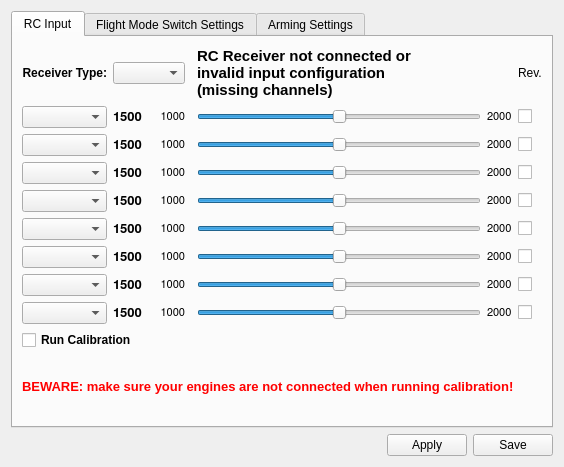
Before: the Qt Designer form ground/openpilotgcs/src/plugins/config/input.ui in openpilot/OpenPilot, drawn with Qt 5.
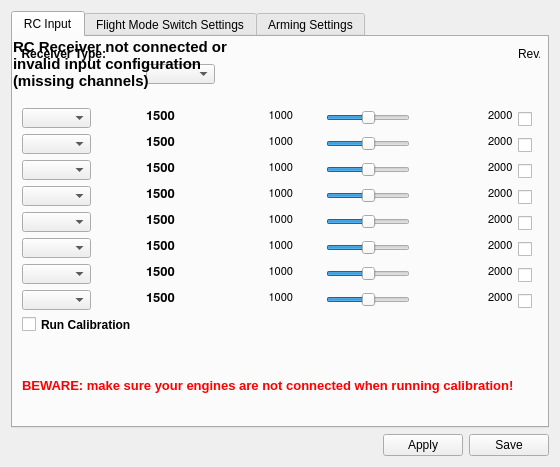
After: the same form once the commit is applied. Icons and pictures are not drawn.

Commit message: OP-537 Fixes according to Osnwt suggestions

The edit to the form file:
```diff
--- a/ground/openpilotgcs/src/plugins/config/input.ui
+++ b/ground/openpilotgcs/src/plugins/config/input.ui
@@ -6,7 +6,7 @@
    <rect>
     <x>0</x>
     <y>0</y>
-    <width>557</width>
+    <width>560</width>
     <height>467</height>
    </rect>
   </property>
@@ -23,9 +23,15 @@
       <attribute name="title">
        <string>RC Input</string>
       </attribute>
-      <layout class="QGridLayout" name="gridLayout">
-       <item row="2" column="0">
         <widget class="QComboBox" name="ch1Assign">
+       <property name="geometry">
+        <rect>
+         <x>9</x>
+         <y>97</y>
+         <width>69</width>
+         <height>20</height>
+        </rect>
+       </property>
          <property name="font">
           <font>
            <family>MS Shell Dlg 2</family>
@@ -33,9 +39,15 @@
           </font>
          </property>
         </widget>
-       </item>
-       <item row="2" column="1">
         <widget class="QLabel" name="ch1Cur">
+       <property name="geometry">
+        <rect>
+         <x>133</x>
+         <y>97</y>
+         <width>32</width>
+         <height>16</height>
+        </rect>
+       </property>
          <property name="font">
           <font>
            <family>FreeSans</family>
@@ -55,9 +67,15 @@
           <string>1500</string>
          </property>
         </widget>
-       </item>
-       <item row="2" column="2">
         <widget class="QLabel" name="ch1Min">
+       <property name="geometry">
+        <rect>
+         <x>256</x>
+         <y>97</y>
+         <width>24</width>
+         <height>16</height>
+        </rect>
+       </property>
          <property name="font">
           <font>
            <family>FreeSans</family>
@@ -79,9 +97,15 @@
           <set>Qt::AlignRight|Qt::AlignTrailing|Qt::AlignVCenter</set>
          </property>
         </widget>
-       </item>
-       <item row="2" column="4" colspan="3">
         <widget class="QSlider" name="inSlider1">
+       <property name="geometry">
+        <rect>
+         <x>313</x>
+         <y>97</y>
+         <width>84</width>
+         <height>19</height>
+        </rect>
+       </property>
          <property name="mouseTracking">
           <bool>true</bool>
          </property>
@@ -98,9 +122,15 @@
           <enum>Qt::Horizontal</enum>
          </property>
         </widget>
-       </item>
-       <item row="2" column="7">
         <widget class="QLabel" name="ch1Max">
+       <property name="geometry">
+        <rect>
+         <x>475</x>
+         <y>97</y>
+         <width>24</width>
+         <height>16</height>
+        </rect>
+       </property>
          <property name="font">
           <font>
            <family>FreeSans</family>
@@ -119,9 +149,15 @@
           <string>2000</string>
          </property>
         </widget>
-       </item>
-       <item row="2" column="8">
         <widget class="QCheckBox" name="ch1Rev">
+       <property name="geometry">
+        <rect>
+         <x>505</x>
+         <y>100</y>
+         <width>16</width>
+         <height>16</height>
+        </rect>
+       </property>
          <property name="toolTip">
           <string>Check this to reverse the channel.
 (Useful for transmitters without channel
@@ -131,9 +167,15 @@
           <string/>
          </property>
         </widget>
-       </item>
-       <item row="3" column="0">
         <widget class="QComboBox" name="ch2Assign">
+       <property name="geometry">
+        <rect>
+         <x>9</x>
+         <y>123</y>
+         <width>69</width>
+         <height>20</height>
+        </rect>
+       </property>
          <property name="font">
           <font>
            <family>MS Shell Dlg 2</family>
@@ -141,9 +183,15 @@
           </font>
          </property>
         </widget>
-       </item>
-       <item row="3" column="1">
         <widget class="QLabel" name="ch2Cur">
+       <property name="geometry">
+        <rect>
+         <x>133</x>
+         <y>123</y>
+         <width>32</width>
+         <height>16</height>
+        </rect>
+       </property>
          <property name="font">
           <font>
            <family>FreeSans</family>
@@ -163,9 +211,15 @@
           <string>1500</string>
          </property>
         </widget>
-       </item>
-       <item row="3" column="2">
         <widget class="QLabel" name="ch2Min">
+       <property name="geometry">
+        <rect>
+         <x>256</x>
+         <y>123</y>
+         <width>24</width>
+         <height>16</height>
+        </rect>
+       </property>
          <property name="font">
           <font>
            <family>FreeSans</family>
@@ -187,9 +241,15 @@
           <set>Qt::AlignRight|Qt::AlignTrailing|Qt::AlignVCenter</set>
          </property>
         </widget>
-       </item>
-       <item row="3" column="4" colspan="3">
         <widget class="QSlider" name="inSlider2">
+       <property name="geometry">
+        <rect>
+         <x>313</x>
+         <y>123</y>
+         <width>84</width>
+         <height>19</height>
+        </rect>
+       </property>
          <property name="mouseTracking">
           <bool>true</bool>
          </property>
@@ -206,9 +266,15 @@
           <enum>Qt::Horizontal</enum>
          </property>
         </widget>
-       </item>
-       <item row="3" column="7">
         <widget class="QLabel" name="ch2Max">
+       <property name="geometry">
+        <rect>
+         <x>475</x>
+         <y>123</y>
+         <width>24</width>
+         <height>16</height>
+        </rect>
+       </property>
          <property name="font">
           <font>
            <family>FreeSans</family>
@@ -227,9 +293,15 @@
           <string>2000</string>
          </property>
         </widget>
-       </item>
-       <item row="3" column="8">
         <widget class="QCheckBox" name="ch2Rev">
+       <property name="geometry">
+        <rect>
+         <x>505</x>
+         <y>126</y>
+         <width>16</width>
+         <height>16</height>
+        </rect>
+       </property>
          <property name="toolTip">
           <string>Check this to reverse the channel.
 (Useful for transmitters without channel
@@ -239,9 +311,15 @@
           <string/>
          </property>
         </widget>
-       </item>
-       <item row="4" column="0">
         <widget class="QComboBox" name="ch3Assign">
+       <property name="geometry">
+        <rect>
+         <x>9</x>
+         <y>149</y>
+         <width>69</width>
+         <height>20</height>
+        </rect>
+       </property>
          <property name="font">
           <font>
            <family>MS Shell Dlg 2</family>
@@ -249,9 +327,15 @@
           </font>
          </property>
         </widget>
-       </item>
-       <item row="4" column="1">
         <widget class="QLabel" name="ch3Cur">
+       <property name="geometry">
+        <rect>
+         <x>133</x>
+         <y>149</y>
+         <width>32</width>
+         <height>16</height>
+        </rect>
+       </property>
          <property name="font">
           <font>
            <family>FreeSans</family>
@@ -271,9 +355,15 @@
           <string>1500</string>
          </property>
         </widget>
-       </item>
-       <item row="4" column="2">
         <widget class="QLabel" name="ch3Min">
+       <property name="geometry">
+        <rect>
+         <x>256</x>
+         <y>149</y>
+         <width>24</width>
+         <height>16</height>
+        </rect>
+       </property>
          <property name="font">
           <font>
            <family>FreeSans</family>
@@ -295,9 +385,15 @@
           <set>Qt::AlignRight|Qt::AlignTrailing|Qt::AlignVCenter</set>
          </property>
         </widget>
-       </item>
-       <item row="4" column="4" colspan="3">
         <widget class="QSlider" name="inSlider3">
+       <property name="geometry">
+        <rect>
+         <x>313</x>
+         <y>149</y>
+         <width>84</width>
+         <height>19</height>
+        </rect>
+       </property>
          <property name="mouseTracking">
           <bool>true</bool>
          </property>
@@ -314,9 +410,15 @@
           <enum>Qt::Horizontal</enum>
          </property>
         </widget>
-       </item>
-       <item row="4" column="7">
         <widget class="QLabel" name="ch3Max">
+       <property name="geometry">
+        <rect>
+         <x>475</x>
+         <y>149</y>
+         <width>24</width>
+         <height>16</height>
+        </rect>
+       </property>
          <property name="font">
           <font>
            <family>FreeSans</family>
@@ -335,9 +437,15 @@
           <string>2000</string>
          </property>
         </widget>
-       </item>
-       <item row="4" column="8">
         <widget class="QCheckBox" name="ch3Rev">
+       <property name="geometry">
+        <rect>
+         <x>505</x>
+         <y>152</y>
+         <width>16</width>
+         <height>16</height>
+        </rect>
+       </property>
          <property name="toolTip">
           <string>Check this to reverse the channel.
 (Useful for transmitters without channel
@@ -347,9 +455,15 @@
           <string/>
          </property>
         </widget>
-       </item>
-       <item row="5" column="0">
         <widget class="QComboBox" name="ch4Assign">
+       <property name="geometry">
+        <rect>
+         <x>9</x>
+         <y>175</y>
+         <width>69</width>
+         <height>20</height>
+        </rect>
+       </property>
          <property name="font">
           <font>
            <family>MS Shell Dlg 2</family>
@@ -357,9 +471,15 @@
           </font>
          </property>
         </widget>
-       </item>
-       <item row="5" column="1">
         <widget class="QLabel" name="ch4Cur">
+       <property name="geometry">
+        <rect>
+         <x>133</x>
+         <y>175</y>
+         <width>32</width>
+         <height>16</height>
+        </rect>
+       </property>
          <property name="font">
           <font>
            <family>FreeSans</family>
@@ -379,9 +499,15 @@
           <string>1500</string>
          </property>
         </widget>
-       </item>
-       <item row="5" column="2">
         <widget class="QLabel" name="ch4Min">
+       <property name="geometry">
+        <rect>
+         <x>256</x>
+         <y>175</y>
+         <width>24</width>
+         <height>16</height>
+        </rect>
+       </property>
          <property name="font">
           <font>
            <family>FreeSans</family>
@@ -403,9 +529,15 @@
           <set>Qt::AlignRight|Qt::AlignTrailing|Qt::AlignVCenter</set>
          </property>
         </widget>
-       </item>
-       <item row="5" column="4" colspan="3">
         <widget class="QSlider" name="inSlider4">
+       <property name="geometry">
+        <rect>
+         <x>313</x>
+         <y>175</y>
+         <width>84</width>
+         <height>19</height>
+        </rect>
+       </property>
          <property name="mouseTracking">
           <bool>true</bool>
          </property>
@@ -422,9 +554,15 @@
           <enum>Qt::Horizontal</enum>
          </property>
         </widget>
-       </item>
-       <item row="5" column="7">
         <widget class="QLabel" name="ch4Max">
+       <property name="geometry">
+        <rect>
+         <x>475</x>
+         <y>175</y>
+         <width>24</width>
+         <height>16</height>
+        </rect>
+       </property>
          <property name="font">
           <font>
            <family>FreeSans</family>
@@ -443,9 +581,15 @@
           <string>2000</string>
          </property>
         </widget>
-       </item>
-       <item row="5" column="8">
         <widget class="QCheckBox" name="ch4Rev">
+       <property name="geometry">
+        <rect>
+         <x>505</x>
+         <y>178</y>
+         <width>16</width>
+         <height>16</height>
+        </rect>
+       </property>
          <property name="toolTip">
           <string>Check this to reverse the channel.
 (Useful for transmitters without channel
@@ -455,9 +599,15 @@
           <string/>
          </property>
         </widget>
-       </item>
-       <item row="6" column="0">
         <widget class="QComboBox" name="ch5Assign">
+       <property name="geometry">
+        <rect>
+         <x>9</x>
+         <y>201</y>
+         <width>69</width>
+         <height>20</height>
+        </rect>
+       </property>
          <property name="font">
           <font>
            <family>MS Shell Dlg 2</family>
@@ -465,9 +615,15 @@
           </font>
          </property>
         </widget>
-       </item>
-       <item row="6" column="1">
         <widget class="QLabel" name="ch5Cur">
+       <property name="geometry">
+        <rect>
+         <x>133</x>
+         <y>201</y>
+         <width>32</width>
+         <height>16</height>
+        </rect>
+       </property>
          <property name="font">
           <font>
            <family>FreeSans</family>
@@ -487,9 +643,15 @@
           <string>1500</string>
          </property>
         </widget>
-       </item>
-       <item row="6" column="2">
         <widget class="QLabel" name="ch5Min">
+       <property name="geometry">
+        <rect>
+         <x>256</x>
+         <y>201</y>
+         <width>24</width>
+         <height>16</height>
+        </rect>
+       </property>
          <property name="font">
           <font>
            <family>FreeSans</family>
@@ -511,9 +673,15 @@
           <set>Qt::AlignRight|Qt::AlignTrailing|Qt::AlignVCenter</set>
          </property>
         </widget>
-       </item>
-       <item row="6" column="4" colspan="3">
         <widget class="QSlider" name="inSlider5">
+       <property name="geometry">
+        <rect>
+         <x>313</x>
+         <y>201</y>
+         <width>84</width>
+         <height>19</height>
+        </rect>
+       </property>
          <property name="mouseTracking">
           <bool>true</bool>
          </property>
@@ -530,9 +698,15 @@
           <enum>Qt::Horizontal</enum>
          </property>
         </widget>
-       </item>
-       <item row="6" column="7">
         <widget class="QLabel" name="ch5Max">
+       <property name="geometry">
+        <rect>
+         <x>475</x>
+         <y>201</y>
+         <width>24</width>
+         <height>16</height>
+        </rect>
+       </property>
          <property name="font">
           <font>
            <family>FreeSans</family>
@@ -551,9 +725,15 @@
           <string>2000</string>
          </property>
         </widget>
-       </item>
-       <item row="6" column="8">
         <widget class="QCheckBox" name="ch5Rev">
+       <property name="geometry">
+        <rect>
+         <x>505</x>
+         <y>204</y>
+         <width>16</width>
+         <height>16</height>
+        </rect>
+       </property>
          <property name="toolTip">
           <string>Check this to reverse the channel.
 (Useful for transmitters without channel
@@ -563,9 +743,15 @@
           <string/>
          </property>
         </widget>
-       </item>
-       <item row="7" column="0">
         <widget class="QComboBox" name="ch6Assign">
+       <property name="geometry">
+        <rect>
+         <x>9</x>
+         <y>227</y>
+         <width>69</width>
+         <height>20</height>
+        </rect>
+       </property>
          <property name="font">
           <font>
            <family>MS Shell Dlg 2</family>
@@ -573,9 +759,15 @@
           </font>
          </property>
         </widget>
-       </item>
-       <item row="7" column="1">
         <widget class="QLabel" name="ch6Cur">
+       <property name="geometry">
+        <rect>
+         <x>133</x>
+         <y>227</y>
+         <width>32</width>
+         <height>16</height>
+        </rect>
+       </property>
          <property name="font">
           <font>
            <family>FreeSans</family>
@@ -595,9 +787,15 @@
           <string>1500</string>
          </property>
         </widget>
-       </item>
-       <item row="7" column="2">
         <widget class="QLabel" name="ch6Min">
+       <property name="geometry">
+        <rect>
+         <x>256</x>
+         <y>227</y>
+         <width>24</width>
+         <height>16</height>
+        </rect>
+       </property>
          <property name="font">
           <font>
            <family>FreeSans</family>
@@ -619,9 +817,15 @@
           <set>Qt::AlignRight|Qt::AlignTrailing|Qt::AlignVCenter</set>
          </property>
         </widget>
-       </item>
-       <item row="7" column="4" colspan="3">
         <widget class="QSlider" name="inSlider6">
+       <property name="geometry">
+        <rect>
+         <x>313</x>
+         <y>227</y>
+         <width>84</width>
+         <height>19</height>
+        </rect>
+       </property>
          <property name="mouseTracking">
           <bool>true</bool>
          </property>
@@ -638,9 +842,15 @@
           <enum>Qt::Horizontal</enum>
          </property>
         </widget>
-       </item>
-       <item row="7" column="7">
         <widget class="QLabel" name="ch6Max">
+       <property name="geometry">
+        <rect>
+         <x>475</x>
+         <y>227</y>
+         <width>24</width>
+         <height>16</height>
+        </rect>
+       </property>
          <property name="font">
           <font>
            <family>FreeSans</family>
@@ -659,9 +869,15 @@
           <string>2000</string>
          </property>
         </widget>
-       </item>
-       <item row="7" column="8">
         <widget class="QCheckBox" name="ch6Rev">
+       <property name="geometry">
+        <rect>
+         <x>505</x>
+         <y>230</y>
+         <width>16</width>
+         <height>16</height>
+        </rect>
+       </property>
          <property name="toolTip">
           <string>Check this to reverse the channel.
 (Useful for transmitters without channel
@@ -671,9 +887,15 @@
           <string/>
          </property>
         </widget>
-       </item>
-       <item row="8" column="0">
         <widget class="QComboBox" name="ch7Assign">
+       <property name="geometry">
+        <rect>
+         <x>9</x>
+         <y>253</y>
+         <width>69</width>
+         <height>20</height>
+        </rect>
+       </property>
          <property name="font">
           <font>
            <family>MS Shell Dlg 2</family>
@@ -681,9 +903,15 @@
           </font>
          </property>
         </widget>
-       </item>
-       <item row="8" column="1">
         <widget class="QLabel" name="ch7Cur">
+       <property name="geometry">
+        <rect>
+         <x>133</x>
+         <y>253</y>
+         <width>32</width>
+         <height>16</height>
+        </rect>
+       </property>
          <property name="font">
           <font>
            <family>FreeSans</family>
@@ -703,9 +931,15 @@
           <string>1500</string>
          </property>
         </widget>
-       </item>
-       <item row="8" column="2">
         <widget class="QLabel" name="ch7Min">
+       <property name="geometry">
+        <rect>
+         <x>256</x>
+         <y>253</y>
+         <width>24</width>
+         <height>16</height>
+        </rect>
+       </property>
          <property name="font">
           <font>
            <family>FreeSans</family>
@@ -727,9 +961,15 @@
           <set>Qt::AlignRight|Qt::AlignTrailing|Qt::AlignVCenter</set>
          </property>
         </widget>
-       </item>
-       <item row="8" column="4" colspan="3">
         <widget class="QSlider" name="inSlider7">
+       <property name="geometry">
+        <rect>
+         <x>313</x>
+         <y>253</y>
+         <width>84</width>
+         <height>19</height>
+        </rect>
+       </property>
          <property name="mouseTracking">
           <bool>true</bool>
          </property>
@@ -746,9 +986,15 @@
           <enum>Qt::Horizontal</enum>
          </property>
         </widget>
-       </item>
-       <item row="8" column="7">
         <widget class="QLabel" name="ch7Max">
+       <property name="geometry">
+        <rect>
+         <x>475</x>
+         <y>253</y>
+         <width>24</width>
+         <height>16</height>
+        </rect>
+       </property>
          <property name="font">
           <font>
            <family>FreeSans</family>
@@ -767,9 +1013,15 @@
           <string>2000</string>
          </property>
         </widget>
-       </item>
-       <item row="8" column="8">
         <widget class="QCheckBox" name="ch7Rev">
+       <property name="geometry">
+        <rect>
+         <x>505</x>
+         <y>256</y>
+         <width>16</width>
+         <height>16</height>
+        </rect>
+       </property>
          <property name="toolTip">
           <string>Check this to reverse the channel.
 (Useful for transmitters without channel
@@ -779,9 +1031,15 @@
           <string/>
          </property>
         </widget>
-       </item>
-       <item row="9" column="0" colspan="2">
         <widget class="QCheckBox" name="doRCInputCalibration">
+       <property name="geometry">
+        <rect>
+         <x>9</x>
+         <y>279</y>
+         <width>109</width>
+         <height>17</height>
+        </rect>
+       </property>
          <property name="font">
           <font>
            <weight>75</weight>
@@ -799,9 +1057,15 @@
           <string>Run Calibration</string>
          </property>
         </widget>
-       </item>
-       <item row="10" column="0" colspan="9">
         <widget class="QLabel" name="label_20">
+       <property name="geometry">
+        <rect>
+         <x>9</x>
+         <y>341</y>
+         <width>511</width>
+         <height>16</height>
+        </rect>
+       </property>
          <property name="text">
           <string>&lt;!DOCTYPE HTML PUBLIC &quot;-//W3C//DTD HTML 4.0//EN&quot; &quot;http://www.w3.org/TR/REC-html40/strict.dtd&quot;&gt;
 &lt;html&gt;&lt;head&gt;&lt;meta name=&quot;qrichtext&quot; content=&quot;1&quot; /&gt;&lt;style type=&quot;text/css&quot;&gt;
@@ -810,16 +1074,28 @@
 &lt;p style=&quot; margin-top:0px; margin-bottom:0px; margin-left:0px; margin-right:0px; -qt-block-indent:0; text-indent:0px;&quot;&gt;&lt;span style=&quot; font-family:'Ubuntu'; font-size:10pt; font-weight:600; color:#ff0000;&quot;&gt;BEWARE: make sure your engines are not connected when running calibration!&lt;/span&gt;&lt;/p&gt;&lt;/body&gt;&lt;/html&gt;</string>
          </property>
         </widget>
-       </item>
-       <item row="0" column="8">
         <widget class="QLabel" name="label">
+       <property name="geometry">
+        <rect>
+         <x>505</x>
+         <y>9</y>
+         <width>22</width>
+         <height>16</height>
+        </rect>
+       </property>
          <property name="text">
           <string>Rev.</string>
          </property>
         </widget>
-       </item>
-       <item row="1" column="8">
         <widget class="QCheckBox" name="ch0Rev">
+       <property name="geometry">
+        <rect>
+         <x>505</x>
+         <y>74</y>
+         <width>16</width>
+         <height>16</height>
+        </rect>
+       </property>
          <property name="toolTip">
           <string>Check this to reverse the channel.
 (Useful for transmitters without channel
@@ -829,9 +1105,15 @@
           <string/>
          </property>
         </widget>
-       </item>
-       <item row="1" column="7">
         <widget class="QLabel" name="ch0Max">
+       <property name="geometry">
+        <rect>
+         <x>475</x>
+         <y>71</y>
+         <width>24</width>
+         <height>16</height>
+        </rect>
+       </property>
          <property name="font">
           <font>
            <family>FreeSans</family>
@@ -850,9 +1132,15 @@
           <string>2000</string>
          </property>
         </widget>
-       </item>
-       <item row="1" column="4" colspan="3">
         <widget class="QSlider" name="inSlider0">
+       <property name="geometry">
+        <rect>
+         <x>313</x>
+         <y>71</y>
+         <width>84</width>
+         <height>19</height>
+        </rect>
+       </property>
          <property name="mouseTracking">
           <bool>true</bool>
          </property>
@@ -869,9 +1157,15 @@
           <enum>Qt::Horizontal</enum>
          </property>
         </widget>
-       </item>
-       <item row="1" column="2">
         <widget class="QLabel" name="ch0Min">
+       <property name="geometry">
+        <rect>
+         <x>256</x>
+         <y>71</y>
+         <width>24</width>
+         <height>16</height>
+        </rect>
+       </property>
          <property name="font">
           <font>
            <family>FreeSans</family>
@@ -893,9 +1187,15 @@
           <set>Qt::AlignRight|Qt::AlignTrailing|Qt::AlignVCenter</set>
          </property>
         </widget>
-       </item>
-       <item row="1" column="1">
         <widget class="QLabel" name="ch0Cur">
+       <property name="geometry">
+        <rect>
+         <x>133</x>
+         <y>71</y>
+         <width>32</width>
+         <height>16</height>
+        </rect>
+       </property>
          <property name="font">
           <font>
            <family>FreeSans</family>
@@ -915,9 +1215,15 @@
           <string>1500</string>
          </property>
         </widget>
-       </item>
-       <item row="1" column="0">
         <widget class="QComboBox" name="ch0Assign">
+       <property name="geometry">
+        <rect>
+         <x>9</x>
+         <y>71</y>
+         <width>69</width>
+         <height>20</height>
+        </rect>
+       </property>
          <property name="font">
           <font>
            <family>MS Shell Dlg 2</family>
@@ -934,9 +1240,15 @@
           <bool>true</bool>
          </property>
         </widget>
-       </item>
-       <item row="0" column="1" colspan="2">
         <widget class="QComboBox" name="receiverType">
+       <property name="geometry">
+        <rect>
+         <x>133</x>
+         <y>27</y>
+         <width>69</width>
+         <height>20</height>
+        </rect>
+       </property>
          <property name="toolTip">
           <string>Select the receiver type here:
 - PWM is the most usual type
@@ -944,9 +1256,15 @@
 - Spektrum is used with Spektrum 'satellite' receivers</string>
          </property>
         </widget>
-       </item>
-       <item row="0" column="0">
         <widget class="QLabel" name="label_2">
+       <property name="geometry">
+        <rect>
+         <x>9</x>
+         <y>9</y>
+         <width>84</width>
+         <height>16</height>
+        </rect>
+       </property>
          <property name="font">
           <font>
            <weight>75</weight>
@@ -960,8 +1278,26 @@
           <set>Qt::AlignRight|Qt::AlignTrailing|Qt::AlignVCenter</set>
          </property>
         </widget>
-       </item>
-       <item row="0" column="4">
+      <widget class="QLabel" name="lblMissingInputs">
+       <property name="geometry">
+        <rect>
+         <x>9</x>
+         <y>302</y>
+         <width>141</width>
+         <height>33</height>
+        </rect>
+       </property>
+       <property name="font">
+        <font>
+         <weight>75</weight>
+         <bold>true</bold>
+        </font>
+       </property>
+       <property name="text">
+        <string/>
+       </property>
+      </widget>
+      <widget class="QWidget" name="">
         <layout class="QHBoxLayout" name="horizontalLayout_3">
          <item>
           <widget class="QLabel" name="RCInputConnected">
@@ -989,41 +1325,8 @@
            </property>
           </widget>
          </item>
-         <item>
-          <widget class="QPushButton" name="receiverError">
-           <property name="sizePolicy">
-            <sizepolicy hsizetype="Fixed" vsizetype="Fixed">
-             <horstretch>0</horstretch>
-             <verstretch>0</verstretch>
-            </sizepolicy>
-           </property>
-           <property name="maximumSize">
-            <size>
-             <width>32</width>
-             <height>32</height>
-            </size>
-           </property>
-           <property name="text">
-            <string/>
-           </property>
-           <property name="icon">
-            <iconset resource="../coreplugin/core.qrc">
-             <normaloff>:/core/images/helpicon.svg</normaloff>:/core/images/helpicon.svg</iconset>
-           </property>
-           <property name="iconSize">
-            <size>
-             <width>32</width>
-             <height>32</height>
-            </size>
-           </property>
-           <property name="flat">
-            <bool>true</bool>
-           </property>
-          </widget>
-         </item>
-        </layout>
-       </item>
-      </layout>
+       </layout>
+      </widget>
      </widget>
      <widget class="QWidget" name="tab_3">
       <attribute name="title">
```
Lines whose indentation alone changed are shown as unchanged. The commit also changes 2 other files.
